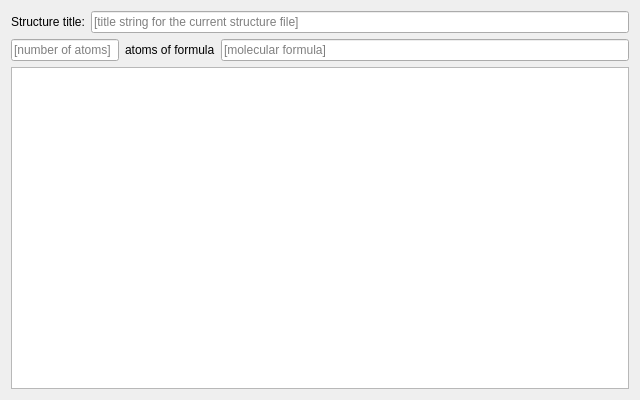
This is EditSource.ui in Nekronomykon/SqDrv as Qt 5 draws it before an edit. The edited form follows.
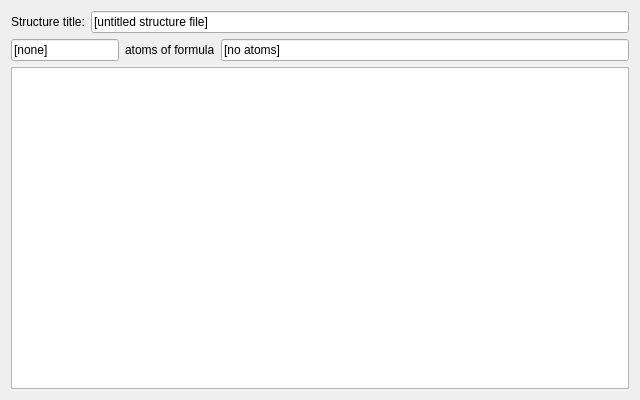
This is the edited form. Custom widgets are drawn as their Qt base class.

Commit message: Go on in editing the source

```diff
--- a/EditSource.ui
+++ b/EditSource.ui
@@ -22,6 +22,9 @@
      </item>
      <item>
       <widget class="QLineEdit" name="editTitle_">
+       <property name="text">
+        <string>[untitled structure file]</string>
+       </property>
        <property name="placeholderText">
         <string extracomment="[structure title]">[title string for the current structure file]</string>
        </property>
@@ -33,6 +36,9 @@
     <layout class="QHBoxLayout" name="layoutAtomicFormula_" stretch="0,0,1">
      <item>
       <widget class="QLineEdit" name="editNumberOfAtoms_">
+       <property name="text">
+        <string>[none]</string>
+       </property>
        <property name="readOnly">
         <bool>true</bool>
        </property>
@@ -50,6 +56,9 @@
      </item>
      <item>
       <widget class="QLineEdit" name="editFormula_">
+       <property name="text">
+        <string>[no atoms]</string>
+       </property>
        <property name="readOnly">
         <bool>true</bool>
        </property>
```
The commit also changes 7 other files.
